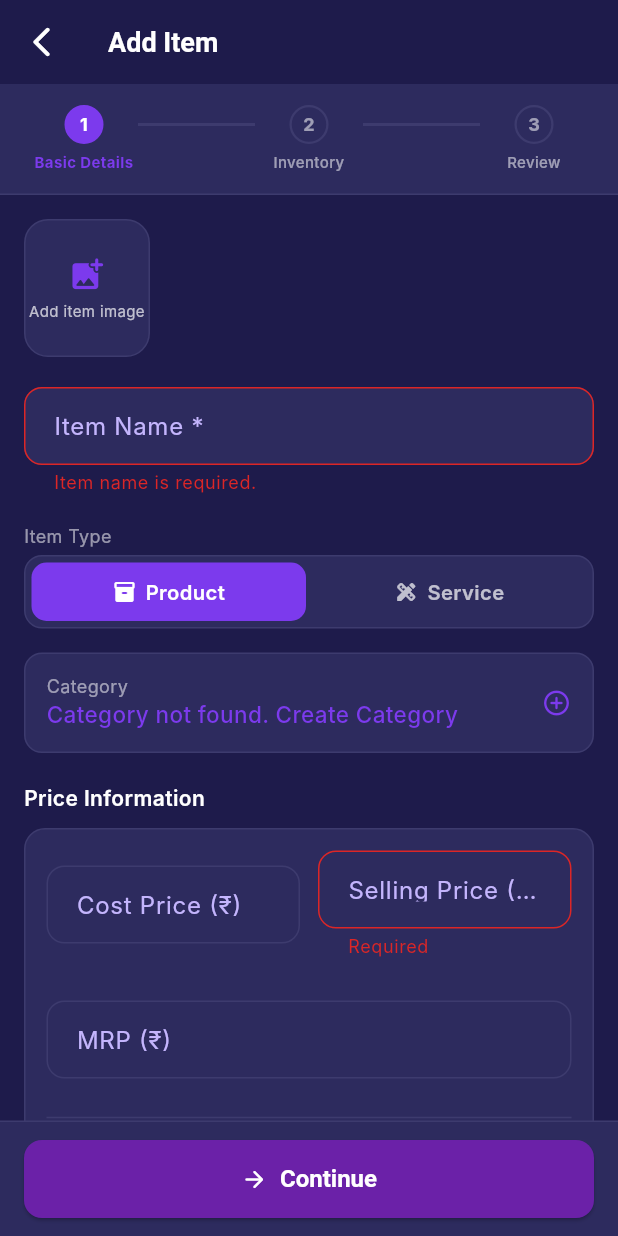
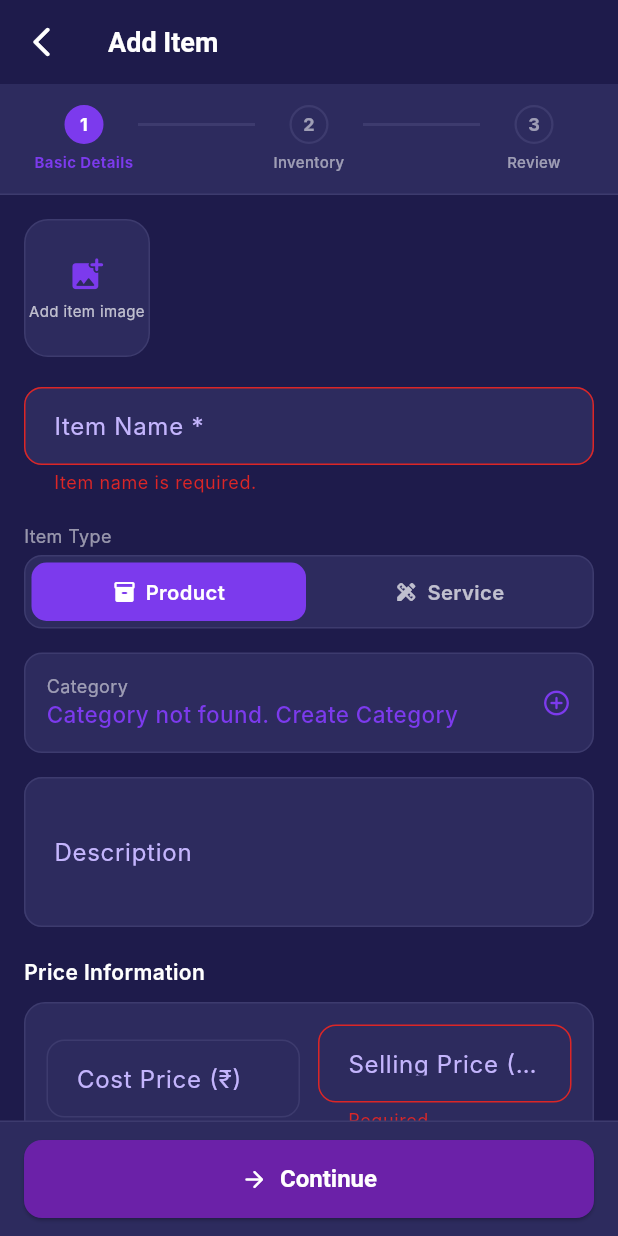
Before and after one commit to ayush827127/vaani-app, a Flutter app: the AddItemScreen screen opened by its route, after a tap on "Continue", on a phone screen of 412 x 824 dp. Run offline on Flutter 3.47's test engine with Material 3 defaults, Android fonts, the phone set to English and light mode, and no system bars; our stand-ins replace barcode_widget, file_picker, fl_chart, flutter_contacts, flutter_dotenv, flutter_riverpod and 12 more; missing offline and left inert: esc_pos_utils_plus, excel, flutter_usb_printer, mobile_scanner, print_bluetooth_thermal; accounts and stored records are empty; network calls fail; Roboto replaces fonts that are missing (Inter, Poppins).

Commit message:
Add item description field, input and display
Items gain a nullable free-text description: an input on the add/edit
item form (Step 1, multiline, optional) and a review-summary row, a
dedicated card on the Item Details screen's Overview tab, and the
usual round-trip through local SQLite (v19→v20 migration, guarded the
same way the v19 mrp migration already is) and cloud sync push/pull
mappers.

Co-Authored-By: Claude Sonnet 5 <noreply@anthropic.com>

```diff
--- a/lib/core/db/database_helper.dart
+++ b/lib/core/db/database_helper.dart
@@ -347,6 +347,19 @@ class DatabaseHelper {
         }
       }
     }
+    if (oldVersion < 20) {
+      // Free-text item description — nullable, no existing item has one.
+      // Same table-existence guard as the v19 mrp block above: some of this
+      // file's own synthetic legacy test fixtures don't have `items` at all.
+      final itemsTable = await db.rawQuery(
+          "SELECT name FROM sqlite_master WHERE type='table' AND name='items'");
+      if (itemsTable.isNotEmpty) {
+        final itemCols = await db.rawQuery("PRAGMA table_info(items)");
+        if (!itemCols.any((c) => c['name'] == 'description')) {
+          await db.execute('ALTER TABLE items ADD COLUMN description TEXT');
+        }
+      }
+    }
   }
 
   Future<void> _createTables(Database db) async {
@@ -385,6 +398,7 @@ class DatabaseHelper {
         reorder_level INTEGER NOT NULL DEFAULT 10,
         image_path TEXT,
         image_url TEXT,
+        description TEXT,
         item_type TEXT NOT NULL DEFAULT 'PRODUCT',
         inventory_enabled INTEGER NOT NULL DEFAULT 1,
         is_active INTEGER NOT NULL DEFAULT 1,
--- a/lib/core/utils/constants.dart
+++ b/lib/core/utils/constants.dart
@@ -1,7 +1,7 @@
 class AppConstants {
   static const String appName = 'Vaani';
   static const String dbName = 'vaani.db';
-  static const int dbVersion = 19;
+  static const int dbVersion = 20;
 
   // Must match BASIC_VOICE_INVOICE_LIMIT in the backend's
   // src/utils/voiceQuota.js — this is only the *local, offline* gate for
--- a/lib/features/inventory/screens/add_item_screen.dart
+++ b/lib/features/inventory/screens/add_item_screen.dart
@@ -47,6 +47,7 @@ class _AddItemScreenState extends State<AddItemScreen> {
   final _costCtrl = TextEditingController();
   final _priceCtrl = TextEditingController();
   final _mrpCtrl = TextEditingController();
+  final _descriptionCtrl = TextEditingController();
   final _stockCtrl = TextEditingController(text: '0');
   final _reorderCtrl = TextEditingController(text: '10');
   final _aliasCtrl = TextEditingController();
@@ -112,6 +113,7 @@ class _AddItemScreenState extends State<AddItemScreen> {
         _costCtrl.text = item.costPrice.toString();
         _priceCtrl.text = item.sellingPrice.toString();
         _mrpCtrl.text = item.mrp?.toString() ?? '';
+        _descriptionCtrl.text = item.description ?? '';
         _stockCtrl.text = item.stockQuantity.toString();
         _reorderCtrl.text = item.reorderLevel.toString();
         _aliasCtrl.text = item.aliases.join(', ');
@@ -331,6 +333,7 @@ class _AddItemScreenState extends State<AddItemScreen> {
       costPrice: double.tryParse(_costCtrl.text) ?? 0,
       sellingPrice: double.parse(_priceCtrl.text),
       mrp: _mrpCtrl.text.trim().isEmpty ? null : double.tryParse(_mrpCtrl.text.trim()),
+      description: _descriptionCtrl.text.trim().isEmpty ? null : _descriptionCtrl.text.trim(),
       gstRate: _gstRate,
       // Stock fields are hidden in the UI (and meaningless) once inventory
       // tracking is off — force them to 0 rather than saving whatever was
@@ -445,6 +448,7 @@ class _AddItemScreenState extends State<AddItemScreen> {
     _costCtrl.dispose();
     _priceCtrl.dispose();
     _mrpCtrl.dispose();
+    _descriptionCtrl.dispose();
     _stockCtrl.dispose();
     _reorderCtrl.dispose();
     _aliasCtrl.dispose();
@@ -613,7 +617,10 @@ class _AddItemScreenState extends State<AddItemScreen> {
         _buildTypeSelector(c, l10n),
         const SizedBox(height: 16),
         _buildCategoryField(c, l10n),
-        const SizedBox(height: 20),
+        const SizedBox(height: 16),
+        _buildField(l10n.descriptionLabel, _descriptionCtrl,
+            hint: 'e.g. 1kg pack, imported, 500ml glass bottle', maxLines: 3),
+        const SizedBox(height: 4),
         Text(l10n.priceInformationLabel,
             style: TextStyle(color: c.textPrimary, fontSize: 14, fontWeight: FontWeight.w600)),
         const SizedBox(height: 10),
@@ -848,6 +855,7 @@ class _AddItemScreenState extends State<AddItemScreen> {
     final sku = _skuCtrl.text.trim();
     final aliases = _aliasCtrl.text.trim();
     final barcode = _barcodeCtrl.text.trim();
+    final description = _descriptionCtrl.text.trim();
 
     return Column(
       crossAxisAlignment: CrossAxisAlignment.start,
@@ -873,16 +881,18 @@ class _AddItemScreenState extends State<AddItemScreen> {
             (l10n.reorderLevel, '$reorder ${l10n.unitsLabel}', null),
           ]),
         ],
-        if (sku.isNotEmpty || aliases.isNotEmpty || barcode.isNotEmpty) ...[
+        if (sku.isNotEmpty || aliases.isNotEmpty || barcode.isNotEmpty || description.isNotEmpty) ...[
           const SizedBox(height: 18),
-          // Barcode lives on Step 1, SKU/Aliases in Step 2's More Options —
-          // Step 1 is the sensible edit target either way, since Continue
-          // from there reaches Step 2 with everything already filled in.
+          // Barcode/Description live on Step 1, SKU/Aliases in Step 2's More
+          // Options — Step 1 is the sensible edit target either way, since
+          // Continue from there reaches Step 2 with everything already
+          // filled in.
           _sectionLabel(c, l10n.additionalInfoLabel, onEdit: () => _goToStep(0)),
           const SizedBox(height: 8),
           _buildSummaryCard(c, [
             if (barcode.isNotEmpty) (l10n.barcode, barcode, null),
             if (sku.isNotEmpty) (l10n.skuPhoneCode, sku, null),
+            if (description.isNotEmpty) (l10n.descriptionLabel, description, null),
             if (aliases.isNotEmpty) (l10n.voiceAliases, aliases, null),
           ]),
         ],
@@ -1405,12 +1415,14 @@ class _AddItemScreenState extends State<AddItemScreen> {
     String? hint,
     String? Function(String?)? validator,
     ValueChanged<String>? onChanged,
+    int maxLines = 1,
   }) {
     return Padding(
       padding: const EdgeInsets.only(bottom: 16),
       child: TextFormField(
         controller: ctrl,
         keyboardType: type,
+        maxLines: maxLines,
         style: TextStyle(color: context.colors.textPrimary),
         decoration: InputDecoration(
           labelText: label,
--- a/lib/features/sync/repositories/data_sync_repository.dart
+++ b/lib/features/sync/repositories/data_sync_repository.dart
@@ -565,6 +565,7 @@ class DataSyncRepository {
       stockQuantity: json['stockQuantity'] as int,
       reorderLevel: json['reorderLevel'] as int,
       imageUrl: json['imageUrl'] as String?,
+      description: json['description'] as String?,
       itemType: ItemType.fromDbValue(json['itemType'] as String?),
       inventoryEnabled: json['inventoryEnabled'] as bool? ?? true,
       aliases: (json['aliases'] as List?)?.cast<String>() ?? const [],
@@ -674,6 +675,7 @@ class DataSyncRepository {
         'reorderLevel': p.reorderLevel,
         'imagePath': p.imagePath,
         'imageUrl': p.imageUrl,
+        'description': p.description,
         'itemType': p.itemType.dbValue,
         'inventoryEnabled': p.inventoryEnabled,
         'aliases': p.aliases,
--- a/lib/l10n/app_en.arb
+++ b/lib/l10n/app_en.arb
@@ -227,6 +227,8 @@
   "costPriceCurrency": "Cost Price (₹)",
   "sellingPriceCurrency": "Selling Price (₹) *",
   "mrpCurrency": "MRP (₹)",
+  "descriptionLabel": "Description",
+  "noDescriptionAdded": "No description added",
   "mustBeGreaterThanZero": "Must be > 0",
   "stockQuantity": "Stock Quantity",
   "stockQuantityRequiredError": "Enter a quantity greater than 0.",
--- a/lib/l10n/app_hi.arb
+++ b/lib/l10n/app_hi.arb
@@ -218,6 +218,8 @@
   "costPriceCurrency": "लागत मूल्य (₹)",
   "sellingPriceCurrency": "बिक्री मूल्य (₹) *",
   "mrpCurrency": "MRP (₹)",
+  "descriptionLabel": "विवरण",
+  "noDescriptionAdded": "कोई विवरण नहीं जोड़ा गया",
   "mustBeGreaterThanZero": "0 से अधिक होना चाहिए",
   "stockQuantity": "स्टॉक मात्रा",
   "stockQuantityRequiredError": "0 से अधिक मात्रा दर्ज करें।",
--- a/lib/shared/models/item.dart
+++ b/lib/shared/models/item.dart
@@ -30,6 +30,7 @@ class Item {
   final int reorderLevel;
   final String? imagePath;
   final String? imageUrl;
+  final String? description;
   final ItemType itemType;
   // The actual authority billing checks before touching stock — independent
   // of [itemType] so a shop can, e.g., sell a physical item without tracking
@@ -58,6 +59,7 @@ class Item {
     this.reorderLevel = 10,
     this.imagePath,
     this.imageUrl,
+    this.description,
     this.itemType = ItemType.product,
     this.inventoryEnabled = true,
     this.isActive = true,
@@ -93,6 +95,7 @@ class Item {
         'stock_quantity': stockQuantity,
         'reorder_level': reorderLevel,
         'image_path': imagePath,
+        'description': description,
         'item_type': itemType.dbValue,
         'inventory_enabled': inventoryEnabled ? 1 : 0,
         'is_active': isActive ? 1 : 0,
@@ -115,6 +118,7 @@ class Item {
         reorderLevel: map['reorder_level'] as int? ?? 10,
         imagePath: map['image_path'] as String?,
         imageUrl: map['image_url'] as String?,
+        description: map['description'] as String?,
         itemType: ItemType.fromDbValue(map['item_type'] as String?),
         inventoryEnabled: (map['inventory_enabled'] as int? ?? 1) == 1,
         isActive: (map['is_active'] as int? ?? 1) == 1,
@@ -137,6 +141,7 @@ class Item {
     int? reorderLevel,
     String? imagePath,
     String? imageUrl,
+    String? description,
     ItemType? itemType,
     bool? inventoryEnabled,
     bool? isActive,
@@ -157,6 +162,7 @@ class Item {
         reorderLevel: reorderLevel ?? this.reorderLevel,
         imagePath: imagePath ?? this.imagePath,
         imageUrl: imageUrl ?? this.imageUrl,
+        description: description ?? this.description,
         itemType: itemType ?? this.itemType,
         inventoryEnabled: inventoryEnabled ?? this.inventoryEnabled,
         isActive: isActive ?? this.isActive,
```
Also changed, not shown: lib/features/inventory/screens/item_details_screen.dart (+42 -1 lines), lib/l10n/generated/app_localizations.dart, lib/l10n/generated/app_localizations_en.dart, lib/l10n/generated/app_localizations_hi.dart, 1 other file.
